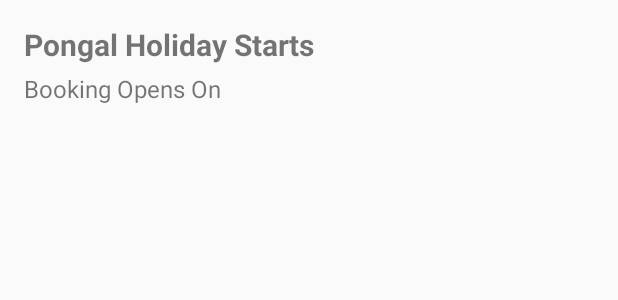
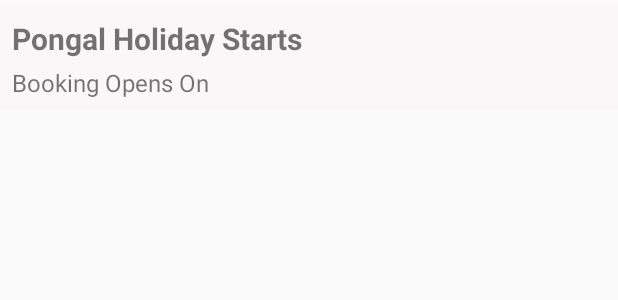
Before and after one commit to dineshvaran/ticket-schedular, an Android app: the layout row_layout.xml on its own in the app's theme, with its tools: preview values and no code run, on a phone screen of 412 x 824 dp. Shown: the top 300 px of the screen. Run offline under Robolectric (Android 15) with nearby library versions, the phone set to English and light mode, and no system bars.

Commit message:
row design updated.

```diff
--- a/app/src/main/res/layout/activity_main.xml
+++ b/app/src/main/res/layout/activity_main.xml
@@ -3,7 +3,8 @@
     xmlns:android="http://schemas.android.com/apk/res/android"
     android:id="@+id/coordinatorLayout"
     android:layout_width="match_parent"
-    android:layout_height="match_parent">
+    android:layout_height="match_parent"
+    android:background="@color/mainActivityBackground">
 
     <include
         android:id="@+id/include_recycler_view"
--- a/app/src/main/res/layout/content_main.xml
+++ b/app/src/main/res/layout/content_main.xml
@@ -3,11 +3,13 @@
     xmlns:android="http://schemas.android.com/apk/res/android"
     android:layout_width="match_parent"
     android:layout_height="match_parent"
-    android:id="@+id/content_main">
+    android:id="@+id/content_main"
+    android:paddingHorizontal="8dp"
+    android:paddingVertical="4sp">
 
     <android.support.v7.widget.RecyclerView
         android:layout_width="match_parent"
         android:layout_height="match_parent"
-        android:id="@+id/main_recycler_view"/>
+        android:id="@+id/main_recycler_view" />
 
 </RelativeLayout>
--- a/app/src/main/res/layout/row_layout.xml
+++ b/app/src/main/res/layout/row_layout.xml
@@ -2,16 +2,18 @@
 <android.support.constraint.ConstraintLayout
     xmlns:app="http://schemas.android.com/apk/res-auto"
     xmlns:android="http://schemas.android.com/apk/res/android"
+    xmlns:tools="http://schemas.android.com/tools"
     android:layout_width="match_parent"
+    android:background="@color/rowBackground"
+    android:paddingVertical="8sp"
+    android:paddingHorizontal="8sp"
+    android:layout_marginVertical="4sp"
     android:layout_height="wrap_content">
 
     <TextView
         android:id="@+id/ticket_description"
         android:layout_width="match_parent"
         android:layout_height="28sp"
-            android:layout_marginStart="16dp"
-            android:layout_marginTop="16dp"
-            android:layout_marginEnd="16dp"
         android:text="Pongal Holiday Starts"
         android:textAlignment="textStart"
         android:textSize="20sp"
--- a/app/src/main/res/values/colors.xml
+++ b/app/src/main/res/values/colors.xml
@@ -3,4 +3,7 @@
     <color name="colorPrimary">#3F51B5</color>
     <color name="colorPrimaryDark">#303F9F</color>
     <color name="colorAccent">#FF4081</color>
+
+    <color name="mainActivityBackground">#e1dede</color>
+    <color name="rowBackground">#f9f7f7</color>
 </resources>
```
Lines whose indentation alone changed are shown as unchanged.
